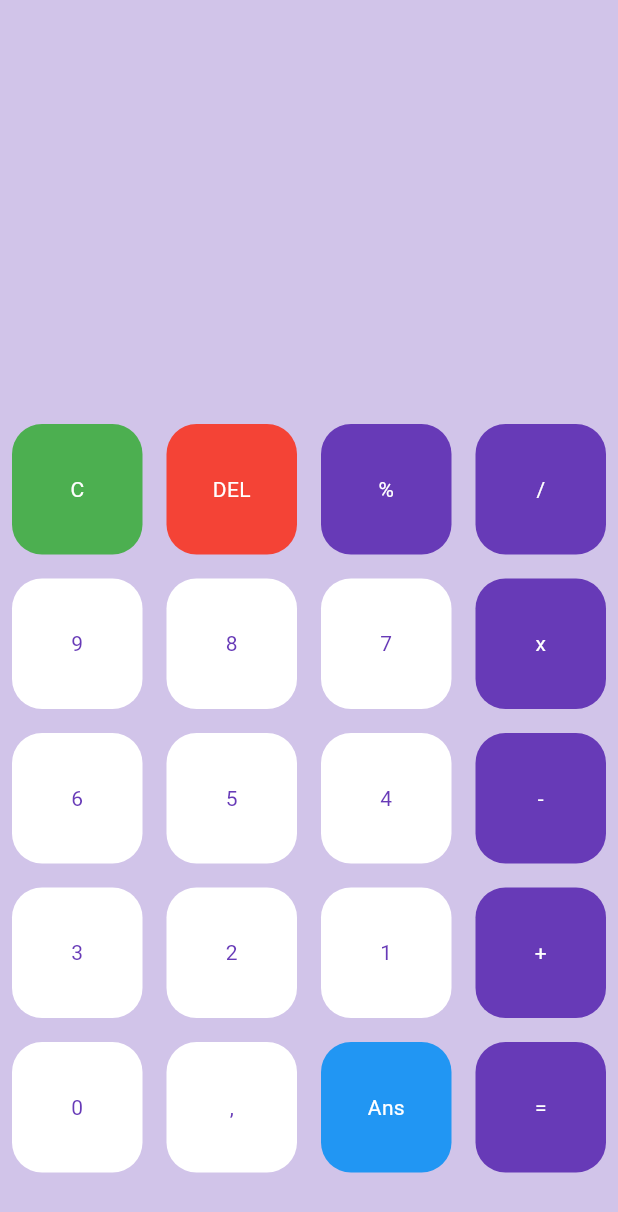
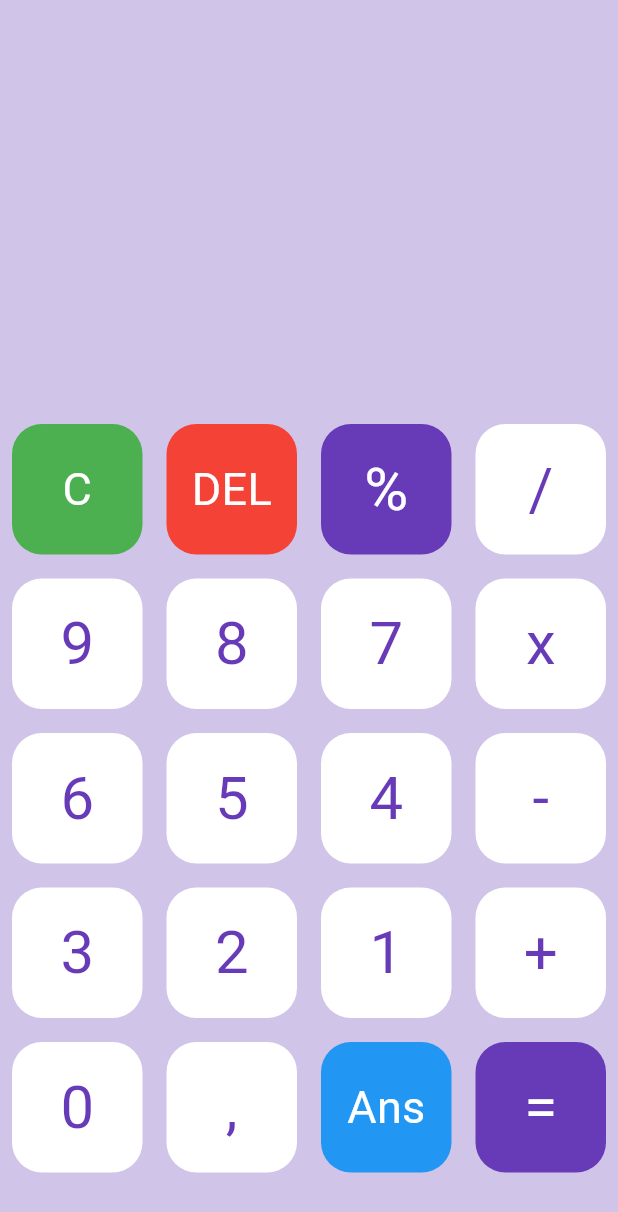
Before and after one commit to jekshelby/ProjectMobileKLP4, a Flutter app: the screen it shows after launch, on a phone screen of 412 x 824 dp. Shown: the top 1212 px of the screen. Run offline on Flutter 3.47's test engine with Material 3 defaults, Android fonts, the phone set to English and light mode, and no system bars; our stand-ins replace math_expressions.

Commit message:
ui fixes

```diff
--- a/calculator/lib/button.dart
+++ b/calculator/lib/button.dart
@@ -1,19 +1,18 @@
-import 'package:flutter/material.dart'; // Import library Flutter
+import 'package:flutter/material.dart';
 
 class MyButton extends StatefulWidget {
-  // Properti yang akan digunakan untuk tombol
   final Color color; // Warna latar tombol
   final Color textColor; // Warna teks tombol
   final String buttonText; // Teks yang ditampilkan pada tombol
-  final VoidCallback?
-      buttonTapped; // Fungsi yang akan dipanggil saat tombol ditekan
+  final double fontSize; // Ukuran font dari teks tombol
+  final VoidCallback? buttonTapped; // Fungsi callback untuk aksi tombol
 
-  // Konstruktor untuk inisialisasi properti tombol
   const MyButton({
     Key? key,
     this.color = Colors.blue, // Warna default tombol biru
     this.textColor = Colors.white, // Warna teks default putih
     this.buttonText = "Button", // Teks default tombol
+    this.fontSize = 20.0, // Ukuran font default 20
     this.buttonTapped, // Fungsi callback untuk aksi tombol
   }) : super(key: key);
 
@@ -25,22 +24,21 @@ class _MyButtonState extends State<MyButton> {
   @override
   Widget build(BuildContext context) {
     return GestureDetector(
-      onTap:
-          widget.buttonTapped, // Memanggil fungsi callback saat tombol ditekan
+      onTap: widget.buttonTapped, // Memanggil fungsi callback saat tombol ditekan
       child: Padding(
-        padding:
-            const EdgeInsets.all(8.0), // Memberikan padding di sekitar tombol
+        padding: const EdgeInsets.all(8.0), // Memberikan padding di sekitar tombol
         child: Container(
           decoration: BoxDecoration(
             color: widget.color, // Mengatur warna latar tombol
-            borderRadius:
-                BorderRadius.circular(20), // Membuat sudut tombol melengkung
+            borderRadius: BorderRadius.circular(20), // Membuat sudut tombol melengkung
           ),
           child: Center(
             child: Text(
               widget.buttonText, // Menampilkan teks tombol
               style: TextStyle(
-                  color: widget.textColor), // Mengatur warna teks tombol
+                color: widget.textColor, // Mengatur warna teks tombol
+                fontSize: widget.fontSize, // Mengatur ukuran teks
+              ),
             ),
           ),
         ),
--- a/calculator/lib/main.dart
+++ b/calculator/lib/main.dart
@@ -25,7 +25,7 @@ class _HomePageState extends State<HomePage> {
   var userQuestion = ''; // Menyimpan pertanyaan/input dari pengguna
   var userAnswer = ''; // Menyimpan jawaban dari perhitungan
   final myTextStyle = TextStyle(
-      fontSize: 30, color: Colors.deepPurple[900]); // Gaya teks default
+      fontSize: 40, color: Colors.deepPurple[900]); // Gaya teks default
 
   // Daftar tombol yang akan ditampilkan di kalkulator
   final List<String> buttons = [
@@ -84,7 +84,7 @@ class _HomePageState extends State<HomePage> {
                   alignment: Alignment.centerLeft,
                   child: Text(
                     formatNumber(userQuestion), // Format dengan koma
-                    style: TextStyle(fontSize: 20),
+                    style: TextStyle(fontSize: 30, fontWeight: FontWeight.bold),
                   ),
                 ),
                 // Menampilkan jawaban
@@ -93,7 +93,7 @@ class _HomePageState extends State<HomePage> {
                   alignment: Alignment.centerRight,
                   child: Text(
                     formatNumber(userAnswer), // Format dengan koma
-                    style: TextStyle(fontSize: 20),
+                    style: TextStyle(fontSize: 30, fontWeight: FontWeight.bold),
                   ),
                 ),
                 SizedBox(height: 50), // Memberikan spasi kosong
@@ -119,9 +119,11 @@ class _HomePageState extends State<HomePage> {
                         userAnswer = ''; // Menghapus jawaban
                       });
                     },
-                    buttonText: buttons[index],
+                    buttonText:
+                        buttons[index], // Menggunakan teks dari list `buttons`
                     color: Colors.green, // Warna tombol hijau
                     textColor: Colors.white, // Warna teks putih
+                    fontSize: 30.0, // Menambahkan ukuran font
                   );
                 } else if (index == buttons.length - 2) {
                   // Posisi tombol "Ans"
@@ -139,6 +141,7 @@ class _HomePageState extends State<HomePage> {
                     color:
                         Colors.blue, // Warna tombol "Ans" (sesuai preferensi)
                     textColor: Colors.white, // Warna teks putih
+                    fontSize: 30.0, // Menambahkan ukuran font
                   );
                 }
 
@@ -157,6 +160,7 @@ class _HomePageState extends State<HomePage> {
                     buttonText: buttons[index],
                     color: Colors.red, // Warna tombol merah
                     textColor: Colors.white, // Warna teks putih
+                    fontSize: 30.0, // Menambahkan ukuran font
                   );
                 }
                 // Tombol Sama Dengan (=)
@@ -170,15 +174,16 @@ class _HomePageState extends State<HomePage> {
                     buttonText: buttons[index],
                     color: Colors.deepPurple, // Warna tombol ungu
                     textColor: Colors.white, // Warna teks putih
+                    fontSize: 40.0, // Menambahkan ukuran font
                   );
                 }
                 // Tombol lainnya
-                // Tombol operator lainnya
                 else {
                   return MyButton(
                     buttonTapped: () {
                       setState(() {
-                        userQuestion += buttons[index]; // Menambahkan input ke pertanyaan
+                        userQuestion +=
+                            buttons[index]; // Menambahkan input ke pertanyaan
                       });
                     },
                     buttonText: buttons[index],
@@ -188,6 +193,7 @@ class _HomePageState extends State<HomePage> {
                     textColor: isOperator(buttons[index])
                         ? Colors.white
                         : Colors.deepPurple,
+                    fontSize: 40.0, // Menambahkan ukuran font
                   );
                 }
               },
@@ -200,7 +206,12 @@ class _HomePageState extends State<HomePage> {
 
   // Mengecek apakah tombol adalah operator
   bool isOperator(String x) {
-    if (x == '%' || x == '/' || x == 'x' || x == '-' || x == '+' || x == '=') {
+    if (x == '%' ||
+        x == ' / ' ||
+        x == ' x ' ||
+        x == ' - ' ||
+        x == ' + ' ||
+        x == '=') {
       return true;
     }
     return false;
@@ -227,11 +238,11 @@ class _HomePageState extends State<HomePage> {
   }
 
 // Fungsi untuk memformat angka dengan titik sebagai pemisah desimal
-String formatNumber(String number) {
-  if (number.isEmpty) {
-    return '';
-  }
-  try {
+  String formatNumber(String number) {
+    if (number.isEmpty) {
+      return '';
+    }
+    try {
       final formatter = NumberFormat('#,###.##',
           'en_US'); // Menggunakan format dengan titik sebagai desimal
       return formatter
```
